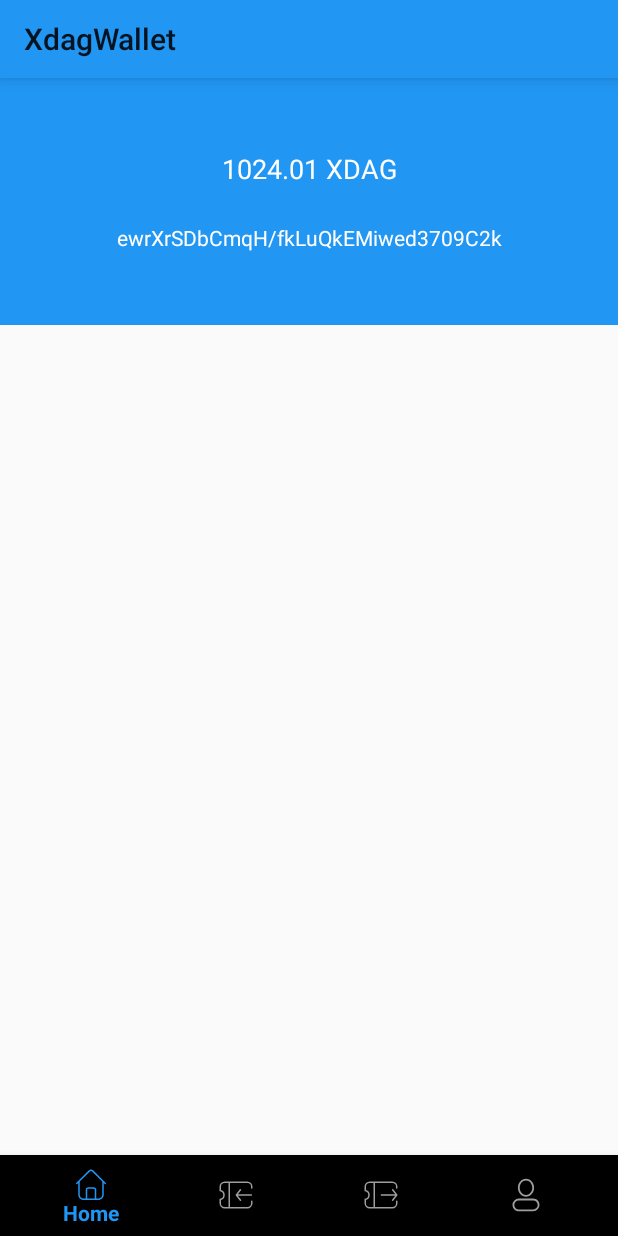
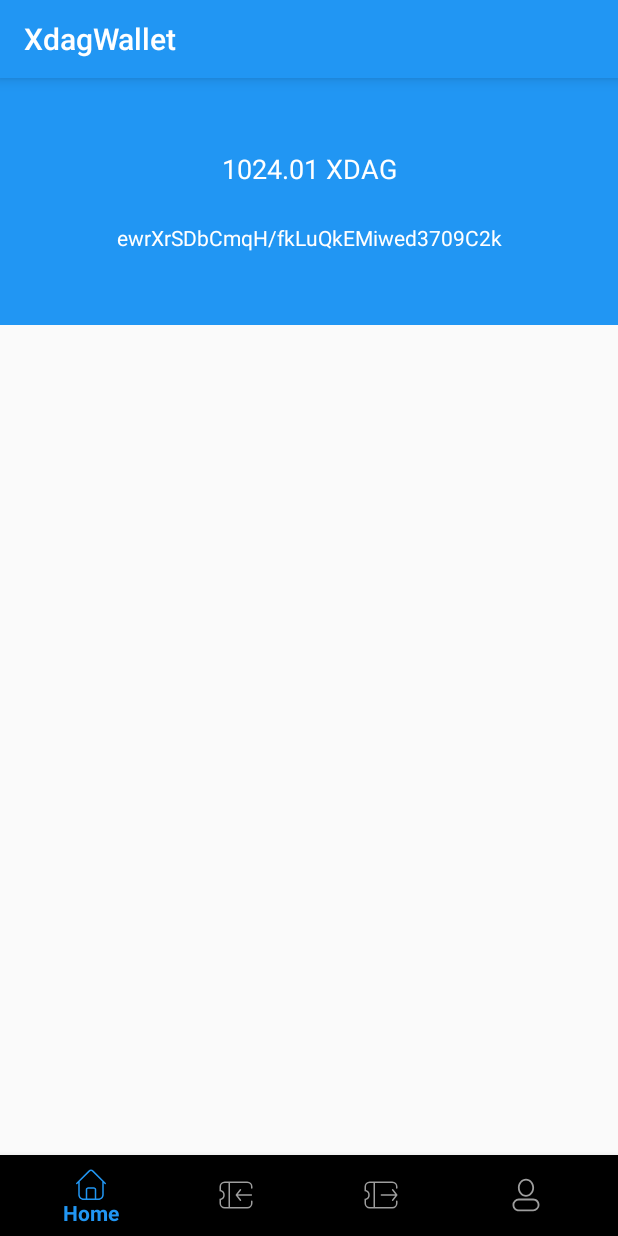
Before and after one commit to XDagger/android-wallet, an Android app: the screen it shows after launch (MainActivity), on a phone screen of 412 x 824 dp. Run offline under Robolectric (Android 15) with nearby library versions, the phone set to English and light mode, and no system bars; our stand-ins replace ButterKnife; libraries missing offline, so code that uses them is left out: com.squareup.leakcanary; 3 statements that could not run were skipped.

Commit message:
Clean code

```diff
--- a/app/src/main/java/io/xdag/xdagwallet/fragment/SettingFragment.java
+++ b/app/src/main/java/io/xdag/xdagwallet/fragment/SettingFragment.java
@@ -34,6 +34,4 @@ public class SettingFragment extends BaseFragment {
 
         }
     }
-
-
 }
--- a/common/src/main/java/io/xdag/common/base/ListFragment.java
+++ b/common/src/main/java/io/xdag/common/base/ListFragment.java
@@ -26,7 +26,7 @@ public abstract class ListFragment<T> extends RefreshFragment {
 
     @Override
     protected int getLayoutResId() {
-        return R.layout.layout_recyclerview;
+        return R.layout.layout_recycler;
     }
 
     @Override
--- a/common/src/main/java/io/xdag/common/base/ToolbarActivity.java
+++ b/common/src/main/java/io/xdag/common/base/ToolbarActivity.java
@@ -6,6 +6,7 @@ import android.view.ViewGroup;
 import android.widget.LinearLayout;
 
 import butterknife.ButterKnife;
+import io.xdag.common.Common;
 import io.xdag.common.R;
 import io.xdag.common.tool.ToolbarMode;
 
@@ -35,6 +36,7 @@ public abstract class ToolbarActivity extends BaseActivity {
 
     protected void initToolbar() {
         mToolbar.setTitle(getToolbarTitle());
+        mToolbar.setTitleTextColor(Common.getColor(R.color.WHITE));
         switch (getToolbarMode()) {
             case ToolbarMode.MODE_BACK:
                 mToolbar.setNavigationIcon(R.drawable.ic_back);
```
Also changed, not shown: common/src/main/res/layout/layout_recycler.xml (renamed from common/src/main/res/layout/layout_recyclerview.xml).
